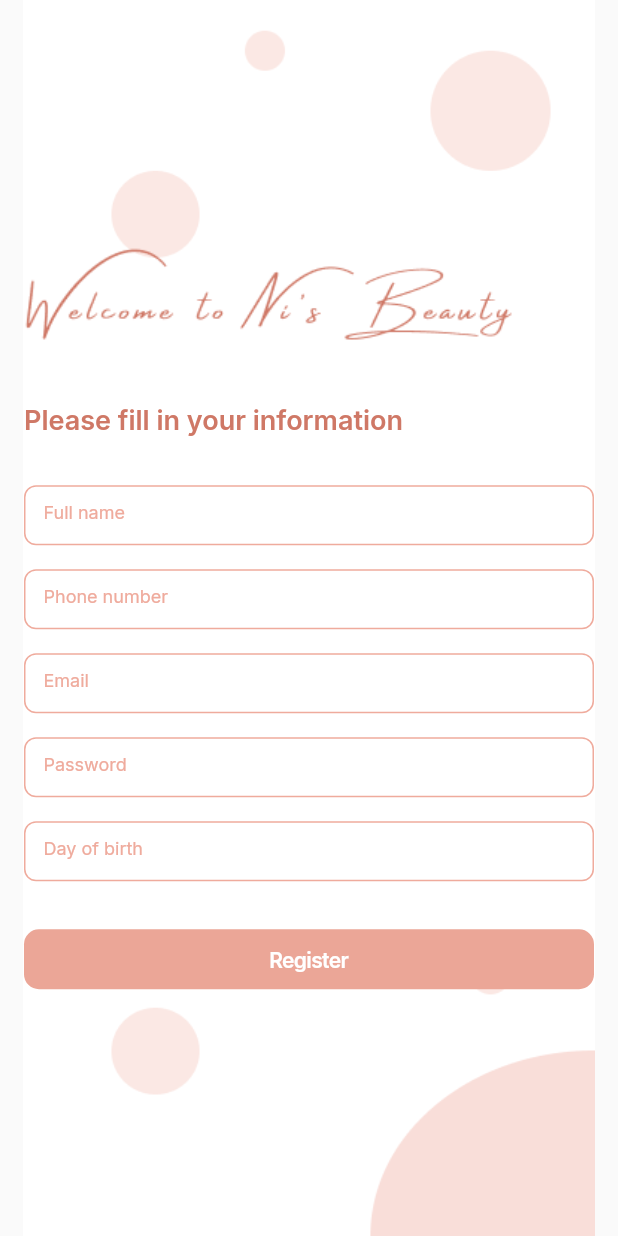
After one commit to LNAKhoi/Beauty_Spa, a Flutter app: the RegisterScreen screen opened directly, on a phone screen of 412 x 824 dp. The commit adds this screen. Run offline on Flutter 3.47's test engine with Material 2 defaults, Android fonts, the phone set to English and light mode, and no system bars; our stand-ins replace bloc, cloud_firestore, equatable, firebase_auth, firebase_core, flutter_bloc and 2 more; accounts and stored records are empty.

Commit message:
Add register screen navigtion & implement register screen

```diff
--- /dev/null
+++ b/lib/navigator/navigator.dart
@@ -0,0 +1,8 @@
+import 'package:flutter/material.dart';
+
+class Navigate {
+  static toScreen(BuildContext context, Widget destinationWidget) {
+    return Navigator.push(
+        context, MaterialPageRoute(builder: (context) => destinationWidget));
+  }
+}
--- a/lib/screens/login_screen/login_screen.dart
+++ b/lib/screens/login_screen/login_screen.dart
@@ -1,7 +1,9 @@
 // ignore_for_file: prefer_const_constructors
 
 import "package:beauty_spa/bloc/auth_bloc.dart";
+import "package:beauty_spa/navigator/navigator.dart";
 import "package:beauty_spa/repositories/Auth.dart";
+import "package:beauty_spa/screens/register_screen/register_screen.dart";
 import "package:flutter/cupertino.dart";
 import "package:flutter/gestures.dart";
 import "package:flutter/material.dart";
@@ -21,6 +23,11 @@ class _LoginScreenState extends State<LoginScreen> {
   double screenHeight = 0.0;
   TextEditingController emailController = TextEditingController();
   TextEditingController passwordController = TextEditingController();
+
+  @override
+  void initState() {
+    super.initState();
+  }
 
   @override
   Widget build(BuildContext context) {
@@ -159,7 +166,10 @@ class _LoginScreenState extends State<LoginScreen> {
             fontWeight: FontWeight.w400),
         children: [
           TextSpan(
-            recognizer: TapGestureRecognizer()..onTap = () {},
+            recognizer: TapGestureRecognizer()
+              ..onTap = () {
+                Navigate.toScreen(context, RegisterScreen());
+              },
             text: 'Register here',
             style: GoogleFonts.inter(
                 color: Color(0xffCF7866),
--- /dev/null
+++ b/lib/screens/register_screen/register_screen.dart
@@ -0,0 +1,140 @@
+import 'package:beauty_spa/bloc/auth_bloc.dart';
+import 'package:beauty_spa/repositories/Auth.dart';
+import 'package:flutter/cupertino.dart';
+import 'package:flutter/material.dart';
+import 'package:flutter/src/widgets/framework.dart';
+import 'package:flutter/src/widgets/placeholder.dart';
+import 'package:flutter_bloc/flutter_bloc.dart';
+import 'package:flutter_svg/flutter_svg.dart';
+import 'package:google_fonts/google_fonts.dart';
+
+class RegisterScreen extends StatefulWidget {
+  const RegisterScreen({super.key});
+
+  @override
+  State<RegisterScreen> createState() => _RegisterScreenState();
+}
+
+class _RegisterScreenState extends State<RegisterScreen> {
+  TextEditingController nameController = TextEditingController();
+  TextEditingController emailController = TextEditingController();
+  TextEditingController phoneController = TextEditingController();
+  TextEditingController passController = TextEditingController();
+  TextEditingController birthdayController = TextEditingController();
+  @override
+  void initState() {
+    // TODO: implement initState
+    super.initState();
+  }
+
+  @override
+  Widget build(BuildContext context) {
+    return Scaffold(
+      body: Container(
+        decoration: BoxDecoration(
+            image: DecorationImage(
+                image:
+                    AssetImage("lib/assets/backgrounds/register_screen.png"))),
+        child: BlocProvider(
+          create: (context) => AuthBloc(auth: Auth()),
+          child: buildBody(),
+        ),
+      ),
+    );
+  }
+
+  Widget buildBody() {
+    return Container(
+      padding: EdgeInsets.only(left: 16, right: 16),
+      child: Center(
+        child: Column(
+          crossAxisAlignment: CrossAxisAlignment.start,
+          mainAxisAlignment: MainAxisAlignment.center,
+          children: [
+            buildLogo(),
+            SizedBox(height: 32),
+            buildScreenTitle(),
+            SizedBox(height: 32),
+            buildInputForm("Full name", nameController, false),
+            buildInputForm("Phone number", phoneController, false),
+            buildInputForm("Email", emailController, false),
+            buildInputForm("Password", passController, true),
+            buildInputForm("Day of birth", birthdayController, false),
+            SizedBox(height: 16),
+            buildRegisterButton()
+          ],
+        ),
+      ),
+    );
+  }
+
+  Widget buildLogo() {
+    return SizedBox(
+      height: 73,
+      width: 330,
+      child: Image.asset("lib/assets/logos/welcome_banner.png",
+          fit: BoxFit.fitWidth),
+    );
+  }
+
+  Text buildScreenTitle() {
+    return Text("Please fill in your information",
+        style: GoogleFonts.inter(
+            fontWeight: FontWeight.w600,
+            fontSize: 18,
+            color: Color(0xffCF7866)));
+  }
+
+  Widget buildInputForm(
+      String inputType, TextEditingController controller, bool isObsecureText) {
+    return Padding(
+      padding: EdgeInsets.only(bottom: 16),
+      child: Container(
+        height: 40,
+        decoration: BoxDecoration(
+            borderRadius: BorderRadius.circular(8),
+            border: Border.all(color: Color(0xffEFAB9D))),
+        child: TextField(
+          controller: controller,
+          obscureText: isObsecureText,
+          style: GoogleFonts.inter(fontSize: 12, color: Color(0xffCF7866)),
+          decoration: InputDecoration(
+              contentPadding: EdgeInsets.only(left: 12, bottom: 14),
+              border: InputBorder.none,
+              hintStyle:
+                  GoogleFonts.inter(fontSize: 12, color: Color(0xffEFAB9D)),
+              hintText: inputType),
+        ),
+      ),
+    );
+  }
+
+  Widget buildRegisterButton() {
+    return SizedBox(
+      height: 40,
+      width: MediaQuery.of(context).size.width,
+      child: CupertinoButton(
+        padding: EdgeInsets.symmetric(horizontal: 12, vertical: 9),
+        borderRadius: BorderRadius.all(Radius.circular(10)),
+        color: Color(0xffEBA697),
+        onPressed: () {
+          _createUser();
+        },
+        child: Text("Register",
+            style: GoogleFonts.inter(
+                fontWeight: FontWeight.w600,
+                fontSize: 14,
+                color: Colors.white)),
+      ),
+    );
+  }
+
+  void _createUser() {
+    BlocProvider.of<AuthBloc>(context).add(SignUpRequested(
+        nameController.text,
+        emailController.text,
+        phoneController.text,
+        passController.text,
+        birthdayController.text));
+  }
+}
```
